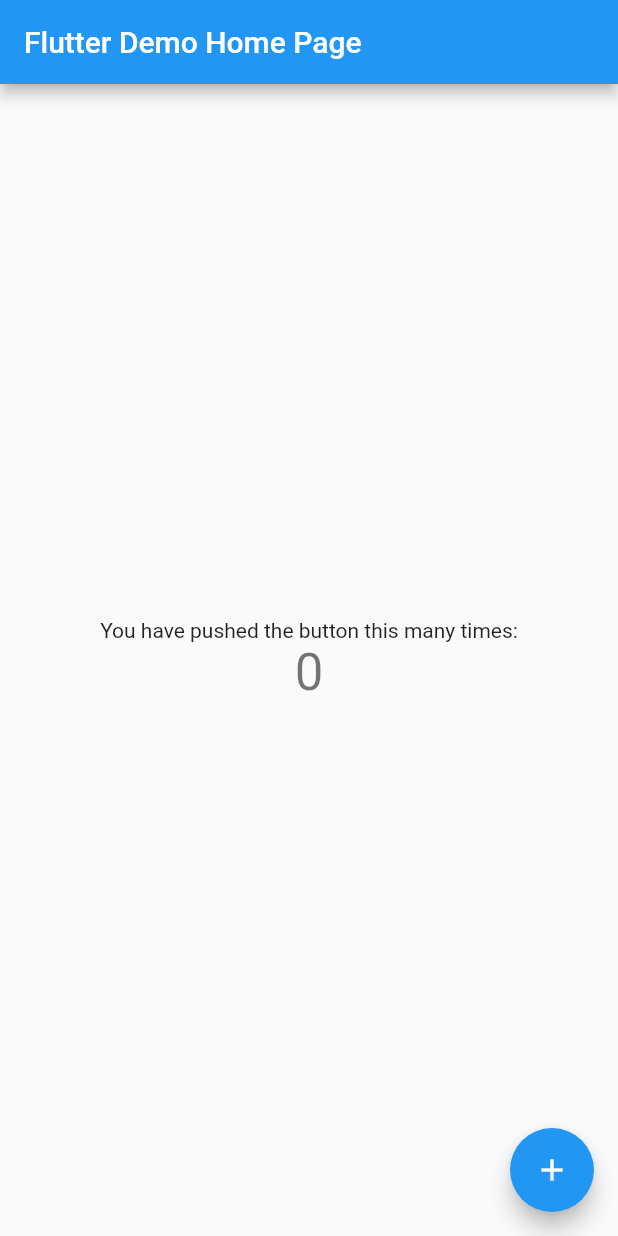
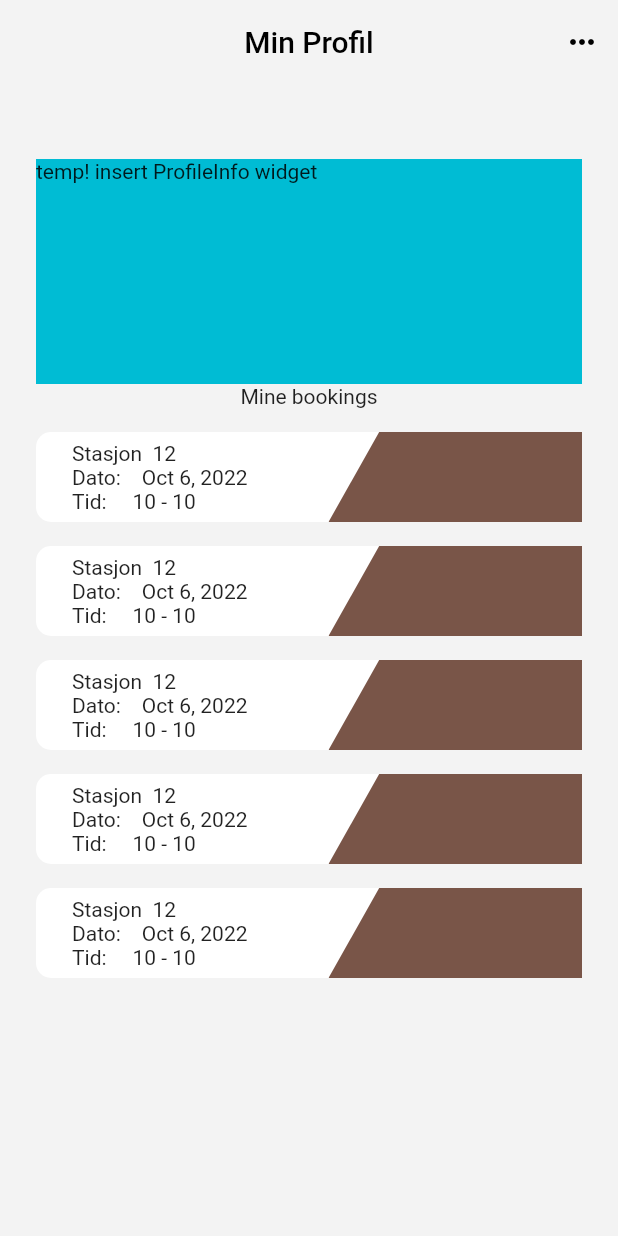
Before and after one commit to mathiasovreseth/stryn-esport, a Flutter app: the screen it shows after launch, on a phone screen of 412 x 824 dp. Run offline on Flutter 3.47's test engine with Material 2 defaults, Android fonts, the phone set to English and light mode, and no system bars.

Commit message:
starte on profile page

```diff
--- a/lib/main.dart
+++ b/lib/main.dart
@@ -1,4 +1,5 @@
 import 'package:flutter/material.dart';
+import 'package:stryn_esport/pages/profile_page.dart';
 
 void main() {
   runApp(const MyApp());
@@ -13,103 +14,10 @@ class MyApp extends StatelessWidget {
     return MaterialApp(
       title: 'Flutter Demo',
       theme: ThemeData(
-        // This is the theme of your application.
-        //
-        // Try running your application with "flutter run". You'll see the
-        // application has a blue toolbar. Then, without quitting the app, try
-        // changing the primarySwatch below to Colors.green and then invoke
-        // "hot reload" (press "r" in the console where you ran "flutter run",
-        // or simply save your changes to "hot reload" in a Flutter IDE).
-        // Notice that the counter didn't reset back to zero; the application
-        // is not restarted.
+
         primarySwatch: Colors.blue,
       ),
-      home: const MyHomePage(title: 'Flutter Demo Home Page'),
+      home: ProfilePage(),
     );
   }
 }
-
-class MyHomePage extends StatefulWidget {
-  const MyHomePage({Key? key, required this.title}) : super(key: key);
-
-  // This widget is the home page of your application. It is stateful, meaning
-  // that it has a State object (defined below) that contains fields that affect
-  // how it looks.
-
-  // This class is the configuration for the state. It holds the values (in this
-  // case the title) provided by the parent (in this case the App widget) and
-  // used by the build method of the State. Fields in a Widget subclass are
-  // always marked "final".
-
-  final String title;
-
-  @override
-  State<MyHomePage> createState() => _MyHomePageState();
-}
-
-class _MyHomePageState extends State<MyHomePage> {
-  int _counter = 0;
-
-  void _incrementCounter() {
-    setState(() {
-      // This call to setState tells the Flutter framework that something has
-      // changed in this State, which causes it to rerun the build method below
-      // so that the display can reflect the updated values. If we changed
-      // _counter without calling setState(), then the build method would not be
-      // called again, and so nothing would appear to happen.
-      _counter++;
-    });
-  }
-
-  @override
-  Widget build(BuildContext context) {
-    // This method is rerun every time setState is called, for instance as done
-    // by the _incrementCounter method above.
-    //
-    // The Flutter framework has been optimized to make rerunning build methods
-    // fast, so that you can just rebuild anything that needs updating rather
-    // than having to individually change instances of widgets.
-    return Scaffold(
-      appBar: AppBar(
-        // Here we take the value from the MyHomePage object that was created by
-        // the App.build method, and use it to set our appbar title.
-        title: Text(widget.title),
-      ),
-      body: Center(
-        // Center is a layout widget. It takes a single child and positions it
-        // in the middle of the parent.
-        child: Column(
-          // Column is also a layout widget. It takes a list of children and
-          // arranges them vertically. By default, it sizes itself to fit its
-          // children horizontally, and tries to be as tall as its parent.
-          //
-          // Invoke "debug painting" (press "p" in the console, choose the
-          // "Toggle Debug Paint" action from the Flutter Inspector in Android
-          // Studio, or the "Toggle Debug Paint" command in Visual Studio Code)
-          // to see the wireframe for each widget.
-          //
-          // Column has various properties to control how it sizes itself and
-          // how it positions its children. Here we use mainAxisAlignment to
-          // center the children vertically; the main axis here is the vertical
-          // axis because Columns are vertical (the cross axis would be
-          // horizontal).
-          mainAxisAlignment: MainAxisAlignment.center,
-          children: <Widget>[
-            const Text(
-              'You have pushed the button this many times:',
-            ),
-            Text(
-              '$_counter',
-              style: Theme.of(context).textTheme.headline4,
-            ),
-          ],
-        ),
-      ),
-      floatingActionButton: FloatingActionButton(
-        onPressed: _incrementCounter,
-        tooltip: 'Increment',
-        child: const Icon(Icons.add),
-      ), // This trailing comma makes auto-formatting nicer for build methods.
-    );
-  }
-}
--- /dev/null
+++ b/lib/models/booking_models.dart
@@ -0,0 +1,23 @@
+
+
+class Booking {
+
+  const Booking({
+    required this.bookingId,
+    required this.stationId,
+    required this.from,
+    required this.to,
+    required this.userId,
+  });
+
+  final String stationId;
+
+  final DateTime from;
+
+  final DateTime to;
+
+  final String bookingId;
+
+  final String userId;
+
+}
--- /dev/null
+++ b/lib/pages/profile_page.dart
@@ -0,0 +1,113 @@
+import 'package:flutter/cupertino.dart';
+import 'package:flutter/material.dart';
+import 'package:intl/intl.dart';
+
+import '../models/booking_models.dart';
+
+class ProfilePage extends StatefulWidget {
+  @override
+  State<ProfilePage> createState() => _ProfilePageState();
+}
+
+class _ProfilePageState extends State<ProfilePage> {
+  List<Booking> bookings = [];
+  @override
+  void initState() {
+    for (int i = 0; i < 5; i++) {
+      bookings.add(Booking(bookingId: "1", stationId:"12", from: DateTime.now(), to: DateTime.now().add(const Duration(days:5)), userId: "2"));
+    }
+    super.initState();
+  }
+  @override
+  Widget build(BuildContext context) {
+    return Scaffold(
+      appBar: AppBar(
+          backgroundColor: const Color(0xfff3f3f3),
+        elevation: 0,
+        actions: [IconButton(onPressed: ()=>{}, icon: const Icon(Icons.more_horiz, color: Colors.black,))],
+        centerTitle: true,
+        title: const Text("Min Profil", style: TextStyle(color: Colors.black),)),
+        body: _buildContent() ,
+      backgroundColor: const Color(0xfff3f3f3),
+    );
+  }
+
+  Widget _buildContent() {
+    return Padding(padding: const EdgeInsets.only(left: 24, right: 24, top: 50),
+      child: ListView(
+        children: [
+          Container(
+            height: 150,
+            color: Colors.cyan,
+            child: const Text("temp! insert ProfileInfo widget"),
+          ),
+          Column(
+            crossAxisAlignment: CrossAxisAlignment.center,
+            children:  [
+              const Text("Mine bookings"),
+              for (Booking booking in bookings)
+                _bookedItem(booking)
+            ],
+          )
+        ],
+      )
+    );
+  }
+
+  Widget _bookedItem(Booking booking) {
+    return Container(
+      decoration: const BoxDecoration(
+          color: Colors.white,
+          borderRadius: BorderRadius.only(topLeft: Radius.circular(10), bottomLeft: Radius.circular(10))
+      ),
+      margin: const EdgeInsets.only(top: 16 ),
+      child: Row(
+        mainAxisAlignment: MainAxisAlignment.spaceBetween,
+        children: [
+
+          Padding(
+            padding: const EdgeInsets.only(left: 24,top:4, bottom: 4),
+            child: Column( //left section
+              crossAxisAlignment: CrossAxisAlignment.start,
+              children: [
+                Text("Stasjon  ${booking.stationId}", textAlign: TextAlign.left,),
+                Text("Dato:    ${DateFormat.yMMMd().format(booking.from)}", textAlign: TextAlign.left,),
+                Text("Tid:     ${booking.from.hour} - ${booking.to.hour}", textAlign: TextAlign.left,),
+              ],
+            ),
+          ),
+          ClipPath(
+            clipper: ImagePath(),
+            child: Container( //Image
+              height: 60,
+              width: 169,
+              color: Colors.brown,
+            ),
+          ),
+        ],
+      ),
+    );
+  }
+}
+
+class ImagePath extends CustomClipper<Path> {
+  @override
+  Path getClip(Size size) {
+    double w = size.width;
+    double h = size.height;
+
+    final path = Path();
+    path.moveTo(w/5, 0); // sets start point
+    path.lineTo(0, h); //pint 2
+    path.lineTo(w, h); //point 3
+    path.lineTo(w, 0); // point 4
+    return path;
+  }
+
+  @override
+  bool shouldReclip(covariant CustomClipper<Path> oldClipper) {
+    // TODO: implement shouldReclip
+    throw UnimplementedError();
+  }
+
+}
--- a/pubspec.yaml
+++ b/pubspec.yaml
@@ -34,6 +34,7 @@ dependencies:
   # The following adds the Cupertino Icons font to your application.
   # Use with the CupertinoIcons class for iOS style icons.
   cupertino_icons: ^1.0.2
+  intl: ^0.17.0
 
 dev_dependencies:
   flutter_test:
```
Also changed, not shown: pubspec.lock.
